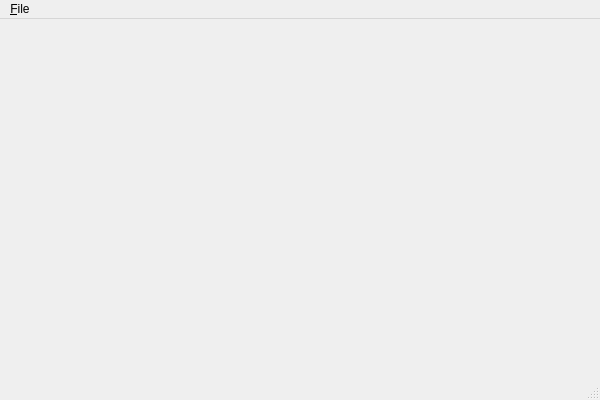
Old version of the form qt-editor/mainwindow.ui in the repository yupferris/gnurocket.
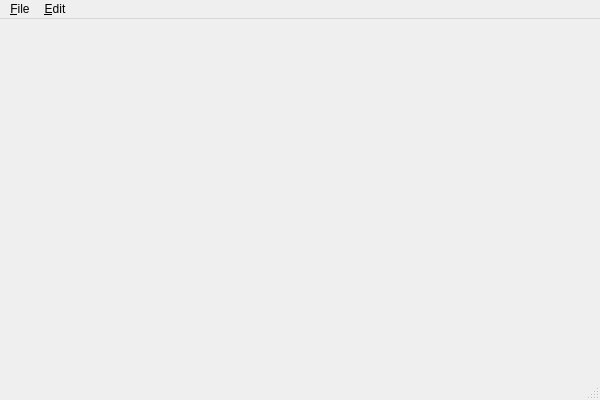
New version of the form.

Diff of the .ui file:
```diff
--- a/qt-editor/mainwindow.ui
+++ b/qt-editor/mainwindow.ui
@@ -29,7 +29,14 @@
     </property>
     <addaction name="action_Quit"/>
    </widget>
+   <widget class="QMenu" name="menuEdit">
+    <property name="title">
+     <string>&amp;Edit</string>
+    </property>
+    <addaction name="actionSet_rows"/>
+   </widget>
    <addaction name="menu_File"/>
+   <addaction name="menuEdit"/>
   </widget>
   <widget class="QStatusBar" name="statusBar"/>
   <action name="action_Quit">
```
Left out of the diff: 12 changed lines with no effect on the pictures.
